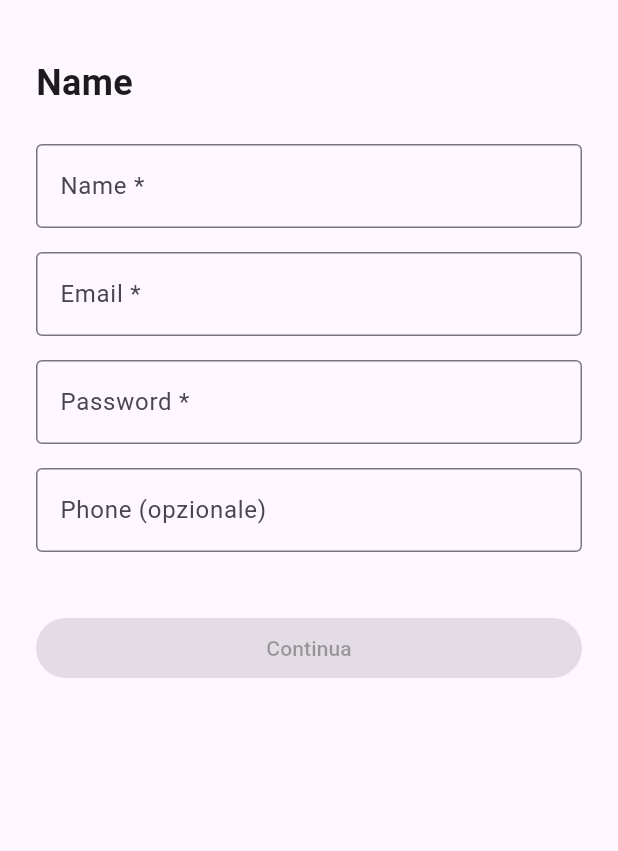
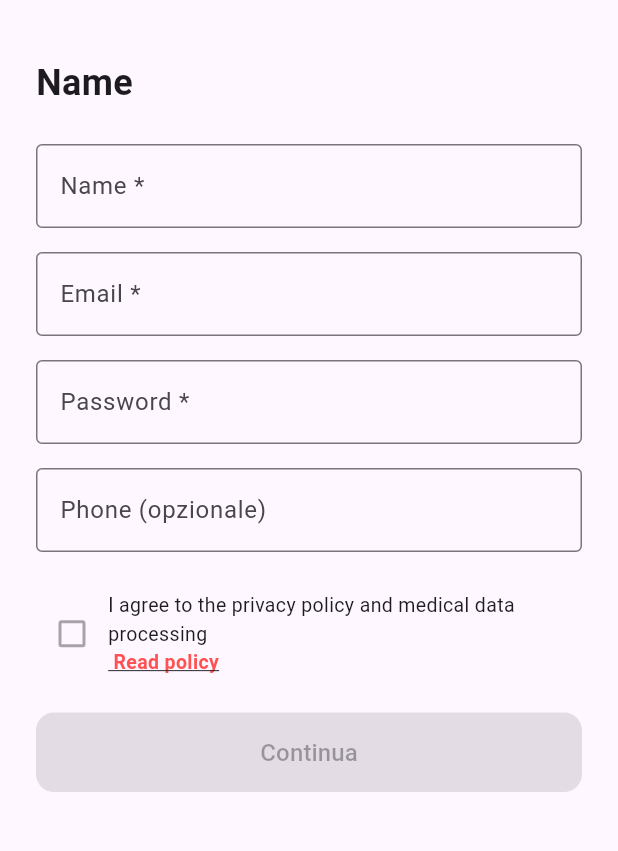
Before and after one commit to nicodev1992-crypto/alyra-frontend, a Flutter app: the screen it shows after launch, on a phone screen of 412 x 824 dp, the part 63-914 px from its top. Run offline on Flutter 3.47's test engine with Material 3 defaults, Android fonts, the light colour scheme and no system bars; our stand-ins replace shared_preferences.

Commit message:
Add files via upload

```diff
--- a/lib/l10n/app_en.arb
+++ b/lib/l10n/app_en.arb
@@ -1,6 +1,5 @@
 {
   "situazioneAttuale": "Current Situation:",
-  "fase": "Phase: {phase}",
   "inTarget": "In Target",
   "glicemiaBassa": "Low Glucose",
   "profileName": "Name",
@@ -8,9 +7,11 @@
   "profilePhone": "Phone",
   "profileEmail": "Email",
   "fase": "PHASE: {f}",
-    "@fase": {
-      "placeholders": { "f": {} }
-    },
+  "@fase": {
+    "placeholders": {
+      "f": { "type": "String" }
+    }
+  },
   "noMeasurementTitle": "No data today",
   "noMeasurementSubtitle": "Enter your first glucose level",
   "targetLabel": "Target",
@@ -41,5 +42,18 @@
   "diabetesType_type2": "Type 2",
   "diabetesType_gestational": "Gestational",
   "diabetesType_lada": "LADA",
-  "diabetesType_other": "Other"
+  "diabetesType_other": "Other",
+  "loginTitle": "Login",
+  "loginButton": "Sign In",
+  "emailLabel": "Email",
+  "passwordLabel": "Password",
+  "errorEmptyFields": "Please fill in all fields",
+  "errorLogin": "Invalid email or password",
+  "errorConnection": "Connection error",
+  "privacyAgreement": "I agree to the privacy policy and medical data processing",
+  "privacyLink": "Read policy",
+  "privacyError": "You must read and accept the privacy policy to continue",
+  "privacyPolicyTitle": "Privacy Policy and Medical Data",
+  "privacyPolicyContent": "1. DATA CONTROLLER\nAlyra app is a personal project. Data is processed for diabetes management support purposes.\n\n2. DATA PROCESSED\nWe process personal data (email, name) and sensitive data (blood glucose, carbs, insulin dosages).\n\n3. STORAGE\nData is stored on Render servers and in the phone's local database. You can delete them at any time by deleting your account.\n\n4. LIABILITY\nAlyra provides calculations based on your input parameters. It DOES NOT replace medical advice. Use of suggestions is at your own risk.",
+  "privacyCloseButton": "I have read and understood"
 }
--- a/lib/l10n/app_localizations.dart
+++ b/lib/l10n/app_localizations.dart
@@ -101,12 +101,6 @@ abstract class AppLocalizations {
   /// **'Current Situation:'**
   String get situazioneAttuale;
 
-  /// No description provided for @fase.
-  ///
-  /// In en, this message translates to:
-  /// **'PHASE: {f}'**
-  String fase(Object f);
-
   /// No description provided for @inTarget.
   ///
   /// In en, this message translates to:
@@ -142,6 +136,12 @@ abstract class AppLocalizations {
   /// In en, this message translates to:
   /// **'Email'**
   String get profileEmail;
+
+  /// No description provided for @fase.
+  ///
+  /// In en, this message translates to:
+  /// **'PHASE: {f}'**
+  String fase(String f);
 
   /// No description provided for @noMeasurementTitle.
   ///
@@ -328,6 +328,84 @@ abstract class AppLocalizations {
   /// In en, this message translates to:
   /// **'Other'**
   String get diabetesType_other;
+
+  /// No description provided for @loginTitle.
+  ///
+  /// In en, this message translates to:
+  /// **'Login'**
+  String get loginTitle;
+
+  /// No description provided for @loginButton.
+  ///
+  /// In en, this message translates to:
+  /// **'Sign In'**
+  String get loginButton;
+
+  /// No description provided for @emailLabel.
+  ///
+  /// In en, this message translates to:
+  /// **'Email'**
+  String get emailLabel;
+
+  /// No description provided for @passwordLabel.
+  ///
+  /// In en, this message translates to:
+  /// **'Password'**
+  String get passwordLabel;
+
+  /// No description provided for @errorEmptyFields.
+  ///
+  /// In en, this message translates to:
+  /// **'Please fill in all fields'**
+  String get errorEmptyFields;
+
+  /// No description provided for @errorLogin.
+  ///
+  /// In en, this message translates to:
+  /// **'Invalid email or password'**
+  String get errorLogin;
+
+  /// No description provided for @errorConnection.
+  ///
+  /// In en, this message translates to:
+  /// **'Connection error'**
+  String get errorConnection;
+
+  /// No description provided for @privacyAgreement.
+  ///
+  /// In en, this message translates to:
+  /// **'I agree to the privacy policy and medical data processing'**
+  String get privacyAgreement;
+
+  /// No description provided for @privacyLink.
+  ///
+  /// In en, this message translates to:
+  /// **'Read policy'**
+  String get privacyLink;
+
+  /// No description provided for @privacyError.
+  ///
+  /// In en, this message translates to:
+  /// **'You must read and accept the privacy policy to continue'**
+  String get privacyError;
+
+  /// No description provided for @privacyPolicyTitle.
+  ///
+  /// In en, this message translates to:
+  /// **'Privacy Policy and Medical Data'**
+  String get privacyPolicyTitle;
+
+  /// No description provided for @privacyPolicyContent.
+  ///
+  /// In en, this message translates to:
+  /// **'1. DATA CONTROLLER\nAlyra app is a personal project. Data is processed for diabetes management support purposes.\n\n2. DATA PROCESSED\nWe process personal data (email, name) and sensitive data (blood glucose, carbs, insulin dosages).\n\n3. STORAGE\nData is stored on Render servers and in the phone\'s local database. You can delete them at any time by deleting your account.\n\n4. LIABILITY\nAlyra provides calculations based on your input parameters. It DOES NOT replace medical advice. Use of suggestions is at your own risk.'**
+  String get privacyPolicyContent;
+
+  /// No description provided for @privacyCloseButton.
+  ///
+  /// In en, this message translates to:
+  /// **'I have read and understood'**
+  String get privacyCloseButton;
 }
 
 class _AppLocalizationsDelegate extends LocalizationsDelegate<AppLocalizations> {
--- a/lib/main.dart
+++ b/lib/main.dart
@@ -1,3 +1,4 @@
+import 'package:alyra_frontend/screens/login_screen.dart';
 import 'package:alyra_frontend/screens/register_screen.dart';
 import 'package:alyra_frontend/services/user_service.dart';
 import 'package:flutter/material.dart';
--- a/lib/screens/register_screen.dart
+++ b/lib/screens/register_screen.dart
@@ -1,6 +1,5 @@
 import 'package:alyra_frontend/l10n/app_localizations.dart';
 import 'package:alyra_frontend/screens/dashboard_screen.dart';
-import 'package:alyra_frontend/screens/login_screen.dart';
 import 'package:flutter/material.dart';
 import 'package:http/http.dart' as http;
 import 'dart:convert';
@@ -62,6 +61,8 @@ class _RegisterScreenState extends State<RegisterScreen> {
 
   bool _isStep1Valid = false;
   bool _isStep2Valid = true;
+  bool _privacyAccepted = false; // <--- AGGIUNGI QUESTA
+  bool _privacyViewed = false;
 
   @override
   void initState() {
@@ -140,21 +141,26 @@ class _RegisterScreenState extends State<RegisterScreen> {
     final String url =
         "https://alyra-backend.onrender.com/insert/register_user";
 
+    final String timestampConsenso = DateTime.now().toIso8601String();
+
     final Map<String, dynamic> requestBody = {
       "full_name": _nameController.text.trim(),
       "email": _emailController.text.trim(),
       "password": _passwordController.text,
+
+      // --- DATI PRIVACY PER IL DATABASE ---
+      "privacy_accepted": _privacyAccepted,
+      "privacy_timestamp": timestampConsenso,
+
       "measurement_unit": _selectedUnit,
-      "diabetes_type": _selectedDiabete,
+      "diabetes_type": _selectedDiabete.name, // Usiamo .name per l'enum
       "target_min": int.tryParse(_minController.text) ?? 70,
       "target_max": int.tryParse(_maxController.text) ?? 180,
-      "target_ideal": int.tryParse(_targetIdealController.text) ?? 110, // NUOVO
-      "ic_ratio": double.tryParse(_icRatioController.text) ?? 10.0, // NUOVO
-      "isf": double.tryParse(_isfController.text) ?? 50.0, // NUOVO
-      "insulin_duration":
-          int.tryParse(_insulinDurationController.text) ?? 4, // NUOVO
-      "ketone_threshold":
-          int.tryParse(_ketoneThresholdController.text) ?? 250, // NUOVO
+      "target_ideal": int.tryParse(_targetIdealController.text) ?? 110,
+      "ic_ratio": double.tryParse(_icRatioController.text) ?? 10.0,
+      "isf": double.tryParse(_isfController.text) ?? 50.0,
+      "insulin_duration": int.tryParse(_insulinDurationController.text) ?? 4,
+      "ketone_threshold": int.tryParse(_ketoneThresholdController.text) ?? 250,
       "hypo_threshold": int.tryParse(_hypoController.text) ?? 70,
       "phone_number": _phoneController.text.trim(),
       "diabetes_note": _noteController.text.trim(),
@@ -263,7 +269,7 @@ class _RegisterScreenState extends State<RegisterScreen> {
         crossAxisAlignment: CrossAxisAlignment.stretch,
         children: [
           Text(
-            l10n.profileName, // "Nome"
+            l10n.profileName,
             style: const TextStyle(fontSize: 24, fontWeight: FontWeight.bold),
           ),
           const SizedBox(height: 24),
@@ -277,17 +283,72 @@ class _RegisterScreenState extends State<RegisterScreen> {
             isNum: true,
           ),
 
+          const SizedBox(height: 10),
+
+          // --- BLOCCO PRIVACY OBBLIGATORIO ---
+          Row(
+            children: [
+              Checkbox(
+                // La checkbox è cliccabile solo se l'utente ha aperto il documento
+                onChanged: _privacyViewed
+                    ? (val) => setState(() => _privacyAccepted = val!)
+                    : null,
+                value: _privacyAccepted,
+              ),
+              Expanded(
+                child: Wrap(
+                  children: [
+                    Text(
+                      l10n.privacyAgreement,
+                      style: const TextStyle(fontSize: 13),
+                    ),
+                    GestureDetector(
+                      onTap: _showPrivacyDialog,
+                      child: Text(
+                        " ${l10n.privacyLink}",
+                        style: TextStyle(
+                          fontSize: 13,
+                          color: _privacyViewed
+                              ? Colors.blue
+                              : Colors.redAccent,
+                          fontWeight: FontWeight.bold,
+                          decoration: TextDecoration.underline,
+                        ),
+                      ),
+                    ),
+                  ],
+                ),
+              ),
+            ],
+          ),
           const SizedBox(height: 24),
+
           ElevatedButton(
-            onPressed: _isStep1Valid
+            // Il tasto si attiva solo se i campi sono validi E la privacy è accettata
+            onPressed: (_isStep1Valid && _privacyAccepted)
                 ? () => _pageController.nextPage(
                     duration: const Duration(milliseconds: 300),
                     curve: Curves.ease,
                   )
                 : null,
-            child: const Text(
-              "Continua",
-            ), // Aggiungi chiave "continue" se vuoi tradurre anche questo
+            style: ElevatedButton.styleFrom(
+              padding: const EdgeInsets.symmetric(vertical: 15),
+              shape: RoundedRectangleBorder(
+                borderRadius: BorderRadius.circular(12),
+              ),
+            ),
+            child: const Text("Continua", style: TextStyle(fontSize: 16)),
+          ),
+
+          // Messaggio di aiuto se la privacy non è spuntata
+          if (_isStep1Valid && !_privacyAccepted)
+            Padding(
+              padding: const EdgeInsets.only(top: 8.0),
+              child: Text(
+                l10n.privacyError,
+                textAlign: TextAlign.center,
+                style: const TextStyle(color: Colors.red, fontSize: 12),
+              ),
             ),
         ],
       ),
@@ -298,7 +359,8 @@ class _RegisterScreenState extends State<RegisterScreen> {
     final l10n = AppLocalizations.of(context)!;
 
     bool isType1OrLADA =
-      _selectedDiabete == DiabetesType.type1 || _selectedDiabete == DiabetesType.lada;
+        _selectedDiabete == DiabetesType.type1 ||
+        _selectedDiabete == DiabetesType.lada;
     String reqSuffix = isType1OrLADA ? '*' : l10n.optShort;
 
     return SingleChildScrollView(
@@ -339,13 +401,16 @@ class _RegisterScreenState extends State<RegisterScreen> {
           ),
 
           const SizedBox(height: 32), // Spazio generoso prima dei dati numerici
-
           // SEZIONE TARGET
           Row(
             children: [
-            Expanded(child: _buildField(_minController, l10n.targetMin, isNum: true)),
+              Expanded(
+                child: _buildField(_minController, l10n.targetMin, isNum: true),
+              ),
               const SizedBox(width: 12),
-            Expanded(child: _buildField(_maxController, l10n.targetMax, isNum: true)),
+              Expanded(
+                child: _buildField(_maxController, l10n.targetMax, isNum: true),
+              ),
             ],
           ),
           const SizedBox(height: 24),
@@ -353,11 +418,18 @@ class _RegisterScreenState extends State<RegisterScreen> {
           // SEZIONE PARAMETRI MEDICI (Con intestazione visiva)
           Row(
             children: [
-            const Icon(Icons.calculate_outlined, color: Colors.blueAccent, size: 20),
+              const Icon(
+                Icons.calculate_outlined,
+                color: Colors.blueAccent,
+                size: 20,
+              ),
               const SizedBox(width: 8),
               Text(
                 l10n.calcParams,
-              style: const TextStyle(fontWeight: FontWeight.bold, color: Colors.blueAccent),
+                style: const TextStyle(
+                  fontWeight: FontWeight.bold,
+                  color: Colors.blueAccent,
+                ),
               ),
             ],
           ),
@@ -372,24 +444,47 @@ class _RegisterScreenState extends State<RegisterScreen> {
 
           Row(
             children: [
-            Expanded(child: _buildField(_icRatioController, "${l10n.icRatio} $reqSuffix", isNum: true)),
+              Expanded(
+                child: _buildField(
+                  _icRatioController,
+                  "${l10n.icRatio} $reqSuffix",
+                  isNum: true,
+                ),
+              ),
               const SizedBox(width: 12),
-            Expanded(child: _buildField(_isfController, "${l10n.isf} $reqSuffix", isNum: true)),
+              Expanded(
+                child: _buildField(
+                  _isfController,
+                  "${l10n.isf} $reqSuffix",
+                  isNum: true,
+                ),
+              ),
             ],
           ),
 
           Row(
             children: [
-            Expanded(child: _buildField(_insulinDurationController, "${l10n.insDuration} $reqSuffix", isNum: true)),
+              Expanded(
+                child: _buildField(
+                  _insulinDurationController,
+                  "${l10n.insDuration} $reqSuffix",
+                  isNum: true,
+                ),
+              ),
               const SizedBox(width: 12),
-            Expanded(child: _buildField(_ketoneThresholdController, "${l10n.ketoneThreshold} $reqSuffix", isNum: true)),
+              Expanded(
+                child: _buildField(
+                  _ketoneThresholdController,
+                  "${l10n.ketoneThreshold} $reqSuffix",
+                  isNum: true,
+                ),
+              ),
             ],
           ),
 
           _buildField(_hypoController, l10n.hypoThreshold, isNum: true),
 
           const SizedBox(height: 32), // <--- Spazio richiesto prima delle note
-
           // NOTE (Più alte per scrivere meglio)
           _buildField(_noteController, l10n.diabetesNotes, lines: 3),
 
@@ -400,10 +495,15 @@ class _RegisterScreenState extends State<RegisterScreen> {
             height: 52,
             child: ElevatedButton(
               style: ElevatedButton.styleFrom(
-              shape: RoundedRectangleBorder(borderRadius: BorderRadius.circular(12)),
+                shape: RoundedRectangleBorder(
+                  borderRadius: BorderRadius.circular(12),
+                ),
               ),
               onPressed: _isStep2Valid ? _creaUtente : null,
-            child: Text(l10n.completeReg, style: const TextStyle(fontSize: 16)),
+              child: Text(
+                l10n.completeReg,
+                style: const TextStyle(fontSize: 16),
+              ),
             ),
           ),
 
@@ -413,7 +513,11 @@ class _RegisterScreenState extends State<RegisterScreen> {
               child: Text(
                 l10n.validationError,
                 textAlign: TextAlign.center,
-              style: const TextStyle(color: Colors.red, fontSize: 13, fontWeight: FontWeight.bold),
+                style: const TextStyle(
+                  color: Colors.red,
+                  fontSize: 13,
+                  fontWeight: FontWeight.bold,
+                ),
               ),
             ),
 
@@ -429,6 +533,7 @@ class _RegisterScreenState extends State<RegisterScreen> {
       ),
     );
   }
+
   Widget _buildField(
     TextEditingController controller,
     String label, {
@@ -473,4 +578,35 @@ class _RegisterScreenState extends State<RegisterScreen> {
       onChanged: onChanged,
     );
   }
+
+  void _showPrivacyDialog() {
+    final l10n = AppLocalizations.of(context)!;
+
+    showDialog(
+      context: context,
+      barrierDismissible:
+          false, // L'utente deve interagire col tasto per chiudere
+      builder: (context) => AlertDialog(
+        title: Text(l10n.privacyPolicyTitle),
+        content: SingleChildScrollView(
+          child: Text(
+            l10n.privacyPolicyContent,
+            style: const TextStyle(fontSize: 14, height: 1.5),
+          ),
+        ),
+        actions: [
+          TextButton(
+            onPressed: () {
+              setState(() {
+                _privacyViewed =
+                    true; // Sblocca la possibilità di mettere la spunta
+              });
+              Navigator.pop(context);
+            },
+            child: Text(l10n.privacyCloseButton),
+          ),
+        ],
+      ),
+    );
   }
+}
```
Also changed, not shown: lib/l10n/app_it.arb (+19 -5 lines), lib/l10n/app_localizations_en.dart (+44 -5 lines), lib/l10n/app_localizations_it.dart (+44 -5 lines), lib/screens/login_screen.dart (+48 -13 lines). Lines whose indentation alone changed are shown as unchanged.
